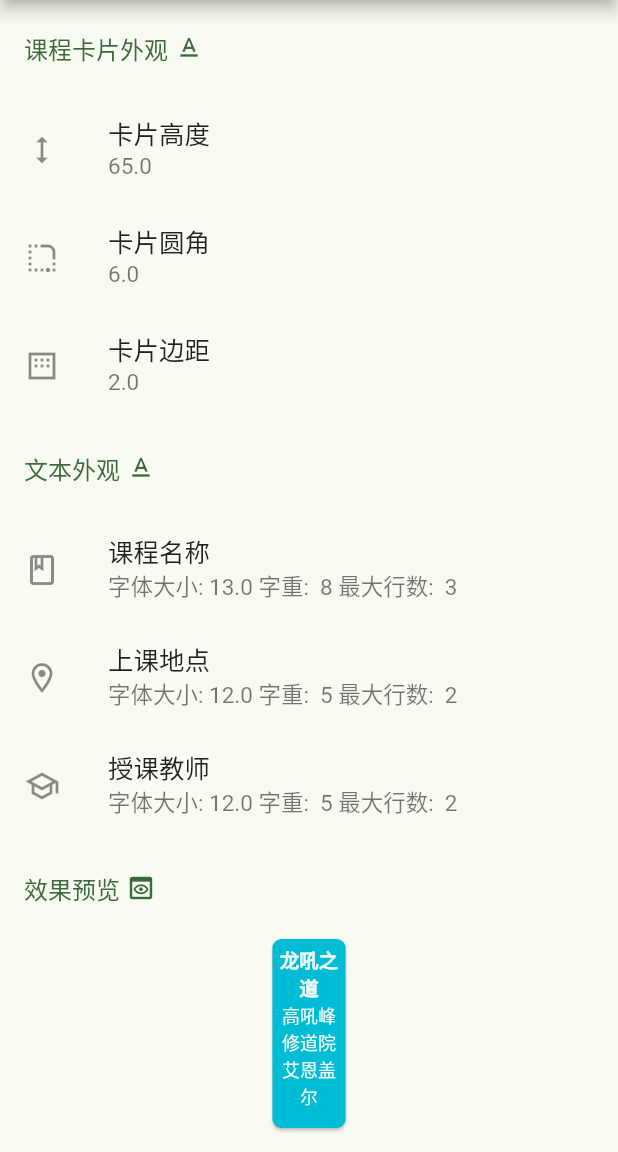
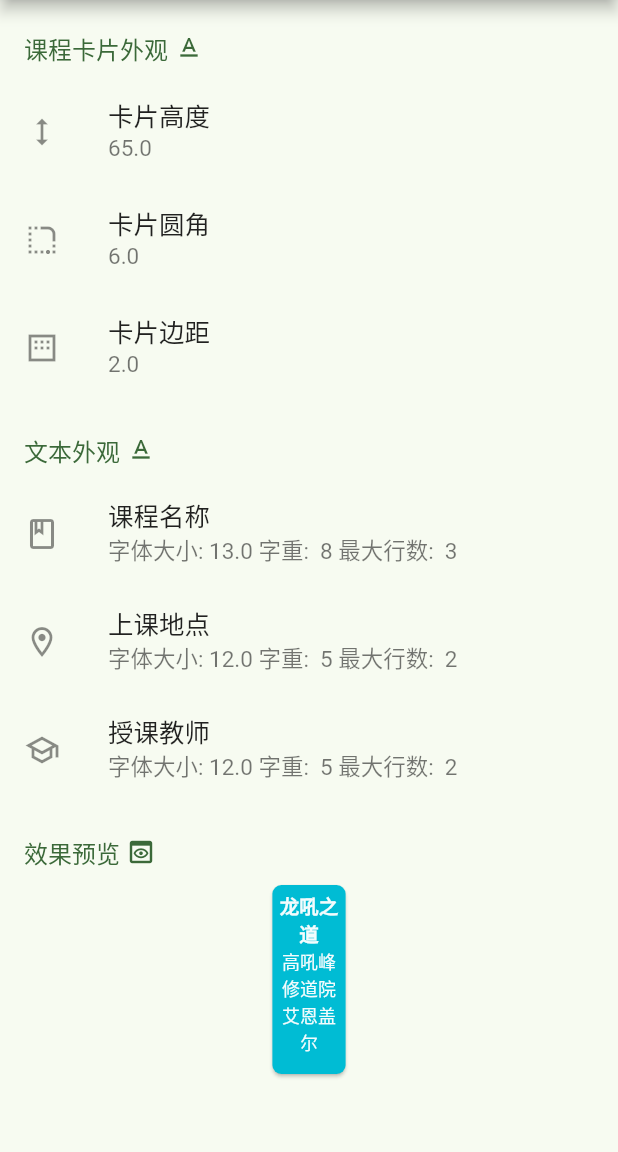
Before and after one commit to wyvern1723/sachet, a Flutter app: the SettingsPage screen opened by its route, after a tap on "课表外观", on a phone screen of 412 x 824 dp, the part 84-1236 px from its top. Run offline on Flutter 3.47's test engine with Material 3 defaults, Android fonts, the phone set to English and light mode, and no system bars; our stand-ins replace dio, dynamic_color, file_picker, flutter_colorpicker, flutter_markdown, flutter_secure_storage and 2 more; missing offline and left inert: flutter_gbk2utf8, flutter_inappwebview, pointycastle, tflite_flutter; accounts and stored records are empty; network calls fail.

Commit message:
fix(ui): UI 改进

```diff
--- a/lib/pages/settings_child_pages/customize_settings_page.dart
+++ b/lib/pages/settings_child_pages/customize_settings_page.dart
@@ -4,6 +4,7 @@ import 'package:sachet/widgets/settingspage_widgets/customize_settings_widgets/s
 import 'package:sachet/widgets/settingspage_widgets/customize_settings_widgets/preview_card.dart';
 import 'package:sachet/widgets/settingspage_widgets/customize_settings_widgets/set_course_card_appearance.dart';
 import 'package:provider/provider.dart';
+import 'package:sachet/widgets/settingspage_widgets/settings_section_title.dart';
 
 class CustomizeSettingsPage extends StatelessWidget {
   const CustomizeSettingsPage({super.key});
@@ -24,27 +25,14 @@ class CustomizeSettingsPage extends StatelessWidget {
       body: ListView(
         children: [
           Padding(
-            padding:
-                const EdgeInsets.symmetric(vertical: 20.0, horizontal: 16.0),
-            child: Row(
-              children: [
-                Text(
-                  '课程卡片外观',
-                  style: TextStyle(
-                    fontSize: 16,
-                    color: Theme.of(context).colorScheme.primary,
-                  ),
-                ),
-                const SizedBox(width: 4),
-                Icon(
-                  // Icons.format_size_outlined,
-                  Icons.text_format_outlined,
-                  color: Theme.of(context).colorScheme.primary,
-                  size: 20,
-                ),
-              ],
+            padding: const EdgeInsets.fromLTRB(16.0, 20.0, 16.0, 8.0),
+            child: SettingsSectionTitle(
+              title: '课程卡片外观',
+              // iconData: Icons.format_size_outlined,
+              iconData: Icons.text_format_outlined,
             ),
           ),
+
           // 卡片高度
           Selector<CourseCardSettingsProvider, double>(
               selector: (_, courseCardSettingsProvider) =>
@@ -135,26 +123,11 @@ class CustomizeSettingsPage extends StatelessWidget {
               }),
 
           Padding(
-            padding:
-                const EdgeInsets.symmetric(vertical: 20.0, horizontal: 16.0),
-            child: Row(
-              children: [
-                Text(
-                  '文本外观',
-                  style: TextStyle(
-                      fontSize: 16,
-                      color: Theme.of(context).colorScheme.primary),
-                ),
-                const SizedBox(
-                  width: 4,
-                ),
-                Icon(
-                  // Icons.format_size_outlined,
-                  Icons.text_format_outlined,
-                  color: Theme.of(context).colorScheme.primary,
-                  size: 20,
-                ),
-              ],
+            padding: const EdgeInsets.fromLTRB(16.0, 20.0, 16.0, 8.0),
+            child: SettingsSectionTitle(
+              title: '文本外观',
+              // iconData: Icons.format_size_outlined,
+              iconData: Icons.text_format_outlined,
             ),
           ),
 
@@ -179,27 +152,13 @@ class CustomizeSettingsPage extends StatelessWidget {
           ),
 
           Padding(
-            padding:
-                const EdgeInsets.symmetric(vertical: 20.0, horizontal: 16.0),
-            child: Row(
-              children: [
-                Text(
-                  '效果预览',
-                  style: TextStyle(
-                      fontSize: 16,
-                      color: Theme.of(context).colorScheme.primary),
-                ),
-                const SizedBox(
-                  width: 4,
-                ),
-                Icon(
-                  Icons.preview_outlined,
-                  color: Theme.of(context).colorScheme.primary,
-                  size: 20,
-                ),
-              ],
+            padding: const EdgeInsets.fromLTRB(16.0, 20.0, 16.0, 8.0),
+            child: SettingsSectionTitle(
+              title: '效果预览',
+              iconData: Icons.preview_outlined,
             ),
           ),
+
           // 预览卡片
           PreviewCard(),
         ],
--- a/lib/pages/settings_page.dart
+++ b/lib/pages/settings_page.dart
@@ -15,6 +15,7 @@ import 'package:sachet/pages/settings_child_pages/customize_settings_page.dart';
 import 'package:sachet/utils/custom_route.dart';
 import 'package:sachet/utils/utils_funtions.dart';
 import 'package:sachet/widgets/settingspage_widgets/nav_type_dropdownmenu.dart';
+import 'package:sachet/widgets/settingspage_widgets/settings_section_title.dart';
 import 'package:sachet/widgets/settingspage_widgets/startup_page_dropdownmenu.dart';
 import 'package:provider/provider.dart';
 
@@ -84,15 +85,12 @@ class _SettingsPageState extends State<SettingsPage> {
         body: ListView(
           children: [
             Padding(
-              padding: const EdgeInsets.fromLTRB(16, 20, 16, 4),
-              child: Text(
-                '账号设置',
-                style: TextStyle(color: Theme.of(context).colorScheme.primary),
-              ),
+              padding: const EdgeInsets.fromLTRB(16.0, 12.0, 16.0, 8.0),
+              child: SettingsSectionTitle(title: '账号设置'),
             ),
             Card(
               clipBehavior: Clip.hardEdge,
-              margin: EdgeInsets.symmetric(horizontal: 16.0, vertical: 4.0),
+              margin: EdgeInsets.symmetric(horizontal: 16.0, vertical: 6.0),
               child: Column(
                 mainAxisAlignment: MainAxisAlignment.center,
                 crossAxisAlignment: CrossAxisAlignment.start,
@@ -156,7 +154,7 @@ class _SettingsPageState extends State<SettingsPage> {
             ),
             Card(
               clipBehavior: Clip.hardEdge,
-              margin: EdgeInsets.symmetric(horizontal: 16.0, vertical: 4.0),
+              margin: EdgeInsets.symmetric(horizontal: 16.0, vertical: 6.0),
               child: Column(
                 mainAxisAlignment: MainAxisAlignment.center,
                 crossAxisAlignment: CrossAxisAlignment.start,
@@ -219,11 +217,8 @@ class _SettingsPageState extends State<SettingsPage> {
               ),
             ),
             Padding(
-              padding: const EdgeInsets.fromLTRB(16, 20, 16, 4),
-              child: Text(
-                '软件设置',
-                style: TextStyle(color: Theme.of(context).colorScheme.primary),
-              ),
+              padding: const EdgeInsets.fromLTRB(16.0, 20.0, 16.0, 8.0),
+              child: SettingsSectionTitle(title: '软件设置'),
             ),
 
             // 主题设置
--- /dev/null
+++ b/lib/widgets/settingspage_widgets/settings_section_title.dart
@@ -0,0 +1,42 @@
+import 'package:flutter/material.dart';
+
+class SettingsSectionTitle extends StatelessWidget {
+  final String title;
+  final IconData? iconData;
+
+  /// 设置页面的分区标题 Widget
+  ///
+  /// 用于分隔设置页面的不同功能区域（如"课程卡片外观"、"文本外观"、"效果预览"等），
+  const SettingsSectionTitle({super.key, required this.title, this.iconData});
+
+  @override
+  Widget build(BuildContext context) {
+    if (iconData == null) {
+      return Text(
+        title,
+        style: TextStyle(
+          color: Theme.of(context).colorScheme.primary,
+          fontSize: 16,
+        ),
+      );
+    } else {
+      return Row(
+        children: [
+          Text(
+            title,
+            style: TextStyle(
+              fontSize: 16,
+              color: Theme.of(context).colorScheme.primary,
+            ),
+          ),
+          const SizedBox(width: 4),
+          Icon(
+            iconData,
+            color: Theme.of(context).colorScheme.primary,
+            size: 20,
+          ),
+        ],
+      );
+    }
+  }
+}
```
Also changed, not shown: lib/pages/home_page.dart (+3 -9 lines), lib/pages/profile_page.dart (+6 -16 lines), lib/pages/settings_child_pages/advanced_settings_page.dart (+18 -72 lines), lib/pages/settings_child_pages/dev_settings_page.dart (+9 -38 lines).
